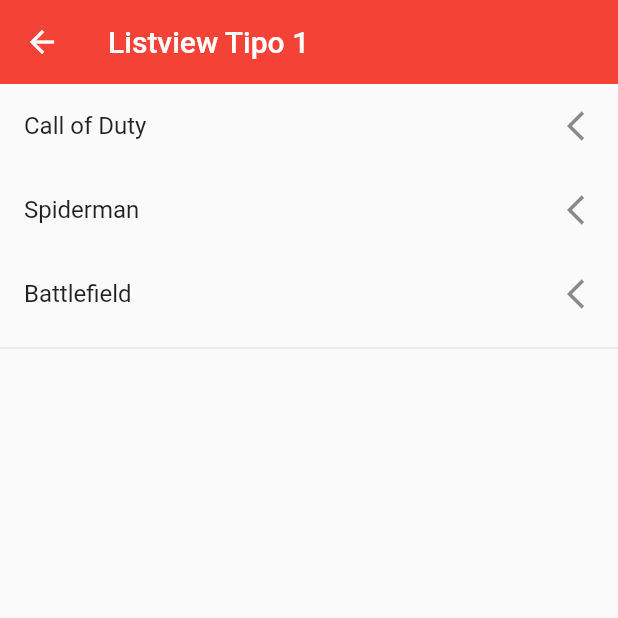
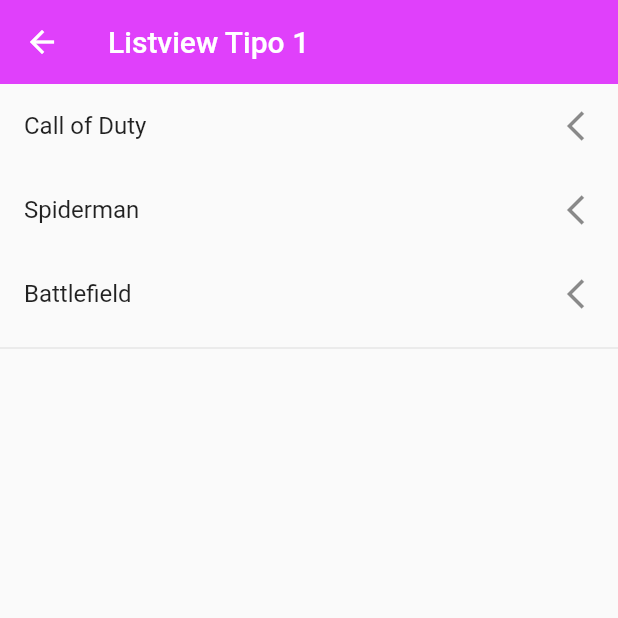
Before and after one commit to oscarherruzo/componentes, a Flutter app: the listview1Screen screen opened by its route, on a phone screen of 412 x 824 dp, the top half of it. Run offline on Flutter 3.47's test engine with Material 2 defaults, Android fonts, the phone set to English and light mode, and no system bars; statements that could not run were skipped.

Commit message:
commit 18 Octubre

```diff
--- a/lib/router/app_routes.dart
+++ b/lib/router/app_routes.dart
@@ -17,7 +17,7 @@ class AppRoutes {
       //TODO: borrar home
 
       menuOption(route: 'home', icon: Icons.home, name: 'Home Screen', screen: const HomeScreen()),
-      menuOption(route: 'ListView1', icon: Icons.list_alt, name: 'ListView1', screen: const listview1Screen()),
+      menuOption(route: 'ListView1', icon: Icons.list_alt, name: 'ListView1', screen: const listview1Screen(children: [],)),
       menuOption(route: 'ListView2', icon: Icons.list, name: 'ListView2', screen: const listview2Screen()),
       menuOption(route: 'Alertas', icon: Icons.add_alert_outlined, name: 'Alertas', screen: const AlertScreen()),
       menuOption(route: 'card', icon: Icons.credit_card, name: 'Cards', screen: const cardScreen()),
--- a/lib/screens/home_screen.dart
+++ b/lib/screens/home_screen.dart
@@ -20,7 +20,7 @@ class HomeScreen extends StatelessWidget {
         onTap: () {
 
 
-          final route = MaterialPageRoute(builder: (context) => const listview1Screen());
+          final route = MaterialPageRoute(builder: (context) => const listview1Screen(children: [],));
           Navigator.pushNamed(context, AppRoutes.menuOptions[index].route.toString());
 
         },
--- a/lib/screens/listview1_screen.dart
+++ b/lib/screens/listview1_screen.dart
@@ -6,7 +6,7 @@ import 'package:flutter/material.dart';
 
 class listview1Screen extends StatelessWidget {
    final option = const ['Call of Duty', 'Spiderman', 'Battlefield'];
-  const listview1Screen({Key? key}) : super(key: key);
+  const listview1Screen({Key? key, required List children}) : super(key: key);
 
   @override
   Widget build(BuildContext context) {
@@ -25,7 +25,7 @@ class listview1Screen extends StatelessWidget {
         )
 
         ).toList(),
-        Divider()
+        const Divider()
         ],
       )
     );
--- a/lib/screens/screens.dart
+++ b/lib/screens/screens.dart
@@ -4,3 +4,4 @@ export 'package:componentes/screens/listview1_screen.dart';
 export 'package:componentes/screens/listview2_screen dart';
 export 'package:componentes/screens/home_screen.dart';
 export 'package:componentes/screens/avatar.dart';
+export 'package:componentes/theme/app_theme.dart';
--- /dev/null
+++ b/lib/theme/app_theme.dart
@@ -0,0 +1,33 @@
+
+
+import 'package:flutter/material.dart';
+
+class AppTheme {
+
+  static const Color primary = Colors.purpleAccent;
+
+  static final  ThemeData darkTheme = ThemeData.dark().copyWith(
+        primaryColor: Colors.indigo,
+
+
+        appBarTheme: const AppBarTheme(
+          color: primary,
+          elevation: 0
+        )
+
+  );
+
+  static final  ThemeData lightTheme = ThemeData.light().copyWith(
+        primaryColor: Colors.red,
+
+
+        appBarTheme: const AppBarTheme(
+          color: primary,
+          elevation: 0,
+
+
+
+        )
+
+  );
+}
--- /dev/null
+++ b/lib/widgets/widget.dart
@@ -0,0 +1 @@
+export 'package:componentes/widgets/custom_card_type_1.dart';
```
Also changed, not shown: lib/main.dart (+2 -9 lines), lib/screens/card_screen.dart (+14 -3 lines).
